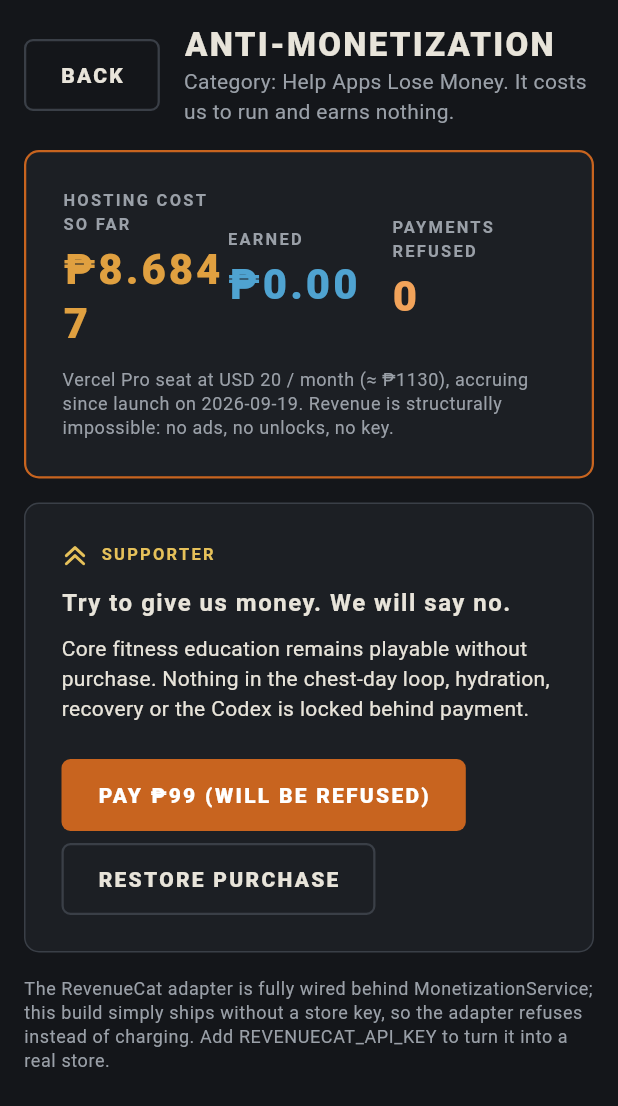
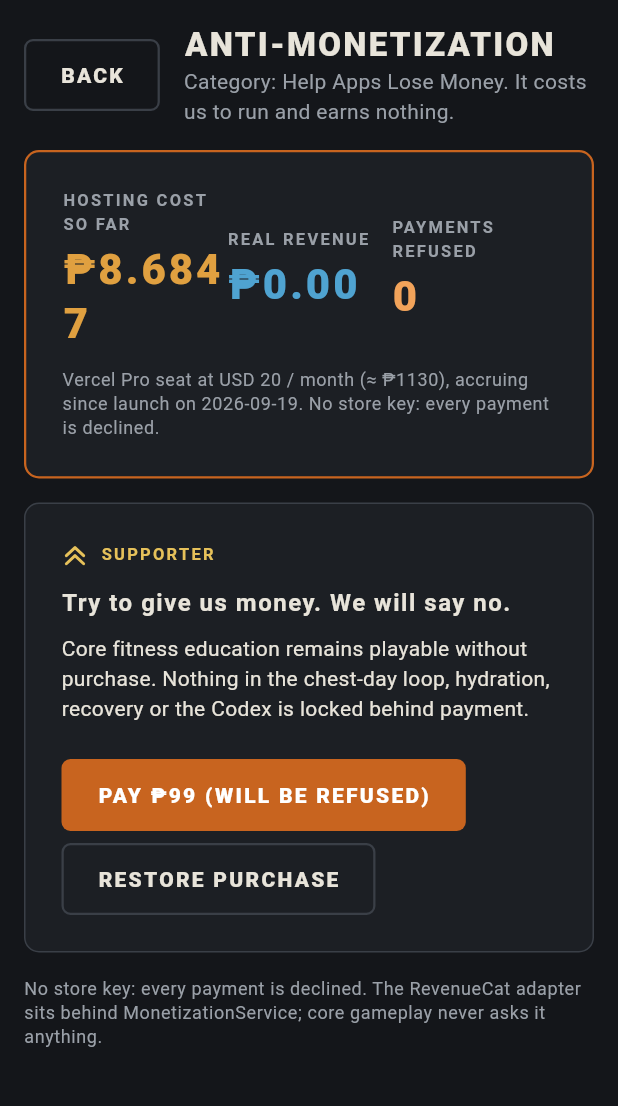
Before and after one commit to Iron-Mark/Hackathon-Shipathon_2026, a Flutter app: the SupportScreen screen opened by its route, on a phone screen of 412 x 824 dp. Shown: the top 1106 px of the screen. Run offline on Flutter 3.47's test engine with Material 3 defaults, Android fonts, the phone set to English and light mode, and no system bars; our stand-ins replace audioplayers, shared_preferences, web; missing offline and left inert: dart:js_interop, flutter_scene, purchases_flutter; accounts and stored records are empty.

Commit message:
feat: RevenueCat Test Store wiring via build-time env, shared hosting ledger on the anti-monetization screen
Co-authored-by: Mark Siazon <Iron-Mark@users.noreply.github.com>

```diff
--- a/lib/features/monetization/support_screen.dart
+++ b/lib/features/monetization/support_screen.dart
@@ -1,7 +1,8 @@
-// Supporter / premium surface. Talks only to MonetizationService; core
-// gameplay never depends on the entitlement. Without a store key it becomes
-// the anti-monetization ledger: costs accrue, earnings stay at zero, and every
-// payment attempt is politely refused.
+// Anti-monetization surface ("Help Apps Lose Money"). Talks only to
+// MonetizationService; core gameplay never depends on the entitlement.
+// Without a store key every payment is refused; with a RevenueCat Test Store
+// key purchases are sandbox-only. Either way the hosting ledger shows costs
+// accruing against zero real revenue.
 import 'dart:async';
 
 import 'package:flutter/material.dart';
@@ -43,17 +44,29 @@ class _SupportScreenState extends State<SupportScreen> {
       listenable: monetization,
       builder: (context, _) {
         final state = monetization.state;
-        final ledger = monetization is UnconfiguredMonetizationService
-            ? monetization
-            : null;
+        final refusing = monetization is UnconfiguredMonetizationService;
         final text = Theme.of(context).textTheme;
+        final headline = refusing
+            ? 'Try to give us money. We will say no.'
+            : monetization.isTestStore
+            ? 'Buy the supporter pack with sandbox money.'
+            : 'Support development and future expansion.';
+        final buyLabel = state.premium
+            ? 'THANK YOU'
+            : refusing
+            ? 'PAY ₱99 (WILL BE REFUSED)'
+            : state.offeringPrice != null
+            ? 'BUY SUPPORTER · ${state.offeringPrice}'
+            : 'VIEW SUPPORTER OPTION';
         return IronScreen(
-          title: ledger == null ? 'Iron Ascent Supporter' : 'Anti-Monetization',
-          subtitle: ledger == null ? null : 'Category: Help Apps Lose Money. It costs us to run and earns nothing.',
+          title: 'Anti-Monetization',
+          subtitle:
+              'Category: Help Apps Lose Money. It costs us to run and earns '
+              'nothing.',
           child: ListView(
             children: [
-              if (ledger != null) _Ledger(service: ledger, state: state),
-              if (ledger != null) const SizedBox(height: IronSpacing.l),
+              _Ledger(service: monetization, state: state),
+              const SizedBox(height: IronSpacing.l),
               IronPanel(
                 accent: state.premium,
                 padding: const EdgeInsets.all(IronSpacing.xl),
@@ -81,12 +94,7 @@ class _SupportScreenState extends State<SupportScreen> {
                       ],
                     ),
                     const SizedBox(height: IronSpacing.m),
-                    Text(
-                      ledger == null
-                          ? 'Support development and future expansion.'
-                          : 'Try to give us money. We will say no.',
-                      style: text.titleMedium,
-                    ),
+                    Text(headline, style: text.titleMedium),
                     const SizedBox(height: IronSpacing.s),
                     Text(
                       'Core fitness education remains playable without '
@@ -123,16 +131,10 @@ class _SupportScreenState extends State<SupportScreen> {
                             onPressed: state.purchaseSupported
                                 ? monetization.purchaseSupporter
                                 : null,
-                            child: Text(
-                              state.premium
-                                  ? 'THANK YOU'
-                                  : ledger == null
-                                  ? 'VIEW SUPPORTER OPTION'
-                                  : 'PAY ₱99 (WILL BE REFUSED)',
-                            ),
+                            child: Text(buyLabel),
                           ),
                           OutlinedButton(
-                            onPressed: state.configured || ledger != null
+                            onPressed: state.configured || refusing
                                 ? monetization.restorePurchases
                                 : null,
                             child: const Text('RESTORE PURCHASE'),
@@ -153,14 +155,8 @@ class _SupportScreenState extends State<SupportScreen> {
               ),
               const SizedBox(height: IronSpacing.l),
               Text(
-                ledger == null
-                    ? 'Purchases are handled by the platform store through '
-                          'RevenueCat.'
-                    : 'The RevenueCat adapter is fully wired behind '
-                          'MonetizationService; this build simply ships '
-                          'without a store key, so the adapter refuses instead '
-                          'of charging. Add REVENUECAT_API_KEY to turn it into '
-                          'a real store.',
+                '${monetization.storeLabel} The RevenueCat adapter sits behind '
+                'MonetizationService; core gameplay never asks it anything.',
                 style: text.bodySmall?.copyWith(color: IronColors.textMuted),
               ),
             ],
@@ -173,13 +169,14 @@ class _SupportScreenState extends State<SupportScreen> {
 
 class _Ledger extends StatelessWidget {
   const _Ledger({required this.service, required this.state});
-  final UnconfiguredMonetizationService service;
+  final MonetizationService service;
   final EntitlementState state;
 
   @override
   Widget build(BuildContext context) {
     final text = Theme.of(context).textTheme;
-    final cost = service.runningCostPhp();
+    final cost = HostingLedger.runningCostPhp();
+    final refusing = service is UnconfiguredMonetizationService;
     Widget cell(String label, String value, Color color) => Expanded(
       child: Column(
         crossAxisAlignment: CrossAxisAlignment.start,
@@ -209,19 +206,28 @@ class _Ledger extends StatelessWidget {
                 '₱${cost.toStringAsFixed(4)}',
                 IronColors.fatigue,
               ),
-              cell('Earned', '₱0.00', IronColors.hydration),
-              cell(
-                'Payments refused',
-                '${state.refusedPurchases}',
-                IronColors.accentBright,
-              ),
+              cell('Real revenue', '₱0.00', IronColors.hydration),
+              if (refusing)
+                cell(
+                  'Payments refused',
+                  '${state.refusedPurchases}',
+                  IronColors.accentBright,
+                )
+              else
+                cell(
+                  'Sandbox entitlement',
+                  state.premium ? 'ACTIVE' : 'NONE',
+                  IronColors.accentBright,
+                ),
             ],
           ),
           const SizedBox(height: IronSpacing.m),
           Text(
-            'Vercel Pro seat at USD 20 / month (≈ ₱${UnconfiguredMonetizationService.monthlyCostPhp.toStringAsFixed(0)}), '
-            'accruing since launch on ${service.launchedAt.toIso8601String().substring(0, 10)}. '
-            'Revenue is structurally impossible: no ads, no unlocks, no key.',
+            'Vercel Pro seat at USD 20 / month '
+            '(≈ ₱${HostingLedger.monthlyCostPhp.toStringAsFixed(0)}), accruing '
+            'since launch on '
+            '${HostingLedger.launchedAt.toIso8601String().substring(0, 10)}. '
+            '${service.storeLabel}',
             style: text.bodySmall?.copyWith(color: IronColors.textMuted),
           ),
         ],
--- a/lib/infrastructure/monetization.dart
+++ b/lib/infrastructure/monetization.dart
@@ -52,8 +52,32 @@ class EntitlementState {
   );
 }
 
+/// What the deployment costs and earns. Real money never flows in: with no
+/// key the store refuses, with a Test Store key purchases are sandbox-only.
+class HostingLedger {
+  /// First production deployment on Vercel.
+  static final launchedAt = DateTime.utc(2026, 9, 19, 4, 58);
+
+  /// Vercel Pro seat, USD 20 / month, at roughly PHP 56.5 per USD.
+  static const monthlyCostPhp = 20 * 56.5;
+
+  /// Hosting cost accrued since [launchedAt] (or [since]), in PHP.
+  static double runningCostPhp([DateTime? now, DateTime? since]) {
+    final start = since ?? launchedAt;
+    final elapsed = (now ?? DateTime.now().toUtc()).difference(start);
+    final seconds = elapsed.inMilliseconds / 1000;
+    return seconds <= 0 ? 0 : monthlyCostPhp * seconds / (30 * 24 * 3600);
+  }
+}
+
 abstract class MonetizationService extends ChangeNotifier {
   EntitlementState get state;
+
+  /// Human-readable description of where purchases go.
+  String get storeLabel;
+
+  /// True when the store is RevenueCat's sandbox Test Store.
+  bool get isTestStore => false;
 
   /// Never throws; failures land in [EntitlementState.error].
   Future<void> initialize();
@@ -73,17 +97,16 @@ class UnconfiguredMonetizationService extends MonetizationService {
   UnconfiguredMonetizationService({
     this.cachedPremium = false,
     DateTime? launchedAt,
-  }) : launchedAt = launchedAt ?? defaultLaunch;
+  }) : launchedAt = launchedAt ?? HostingLedger.launchedAt;
 
-  /// First production deployment on Vercel.
-  static final defaultLaunch = DateTime.utc(2026, 9, 19, 4, 58);
-
-  /// Vercel Pro seat, USD 20 / month, at roughly PHP 56.5 per USD.
-  static const monthlyCostPhp = 20 * 56.5;
+  static const monthlyCostPhp = HostingLedger.monthlyCostPhp;
 
   final bool cachedPremium;
   final DateTime launchedAt;
   EntitlementState _state = const EntitlementState();
+
+  @override
+  String get storeLabel => 'No store key: every payment is declined.';
 
   @override
   EntitlementState get state => _state.copyWith(
@@ -93,11 +116,8 @@ class UnconfiguredMonetizationService extends MonetizationService {
   );
 
   /// Hosting cost accrued since launch, in PHP. Earnings stay at zero.
-  double runningCostPhp([DateTime? now]) {
-    final elapsed = (now ?? DateTime.now().toUtc()).difference(launchedAt);
-    final seconds = elapsed.inMilliseconds / 1000;
-    return seconds <= 0 ? 0 : monthlyCostPhp * seconds / (30 * 24 * 3600);
-  }
+  double runningCostPhp([DateTime? now]) =>
+      HostingLedger.runningCostPhp(now, launchedAt);
 
   @override
   Future<void> initialize() async {}
@@ -140,6 +160,14 @@ class RevenueCatMonetizationService extends MonetizationService {
 
   @override
   EntitlementState get state => _state;
+
+  @override
+  bool get isTestStore => apiKey.startsWith('test_');
+
+  @override
+  String get storeLabel => isTestStore
+      ? 'RevenueCat Test Store: sandbox purchases, no real money changes hands.'
+      : 'RevenueCat: purchases go through the platform store.';
 
   void _set(EntitlementState next) {
     _state = next;
```
Also changed, not shown: 2 other files.
